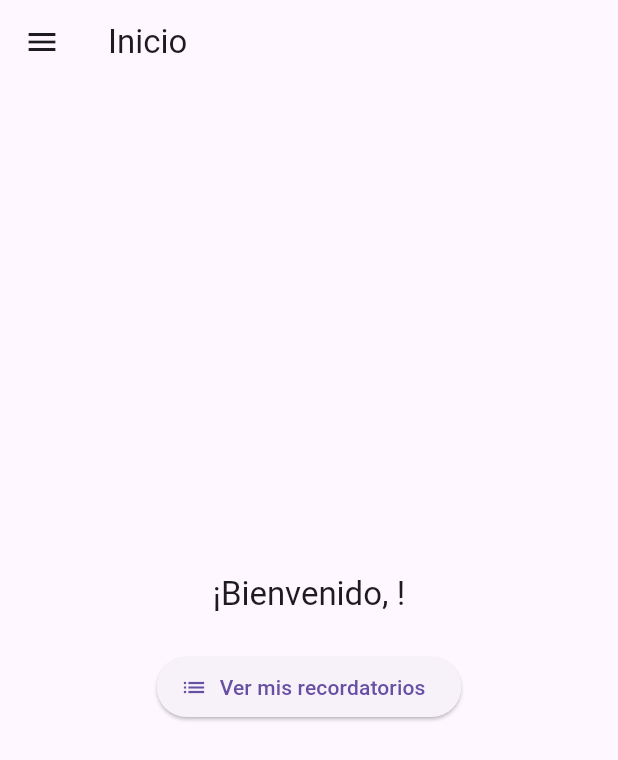
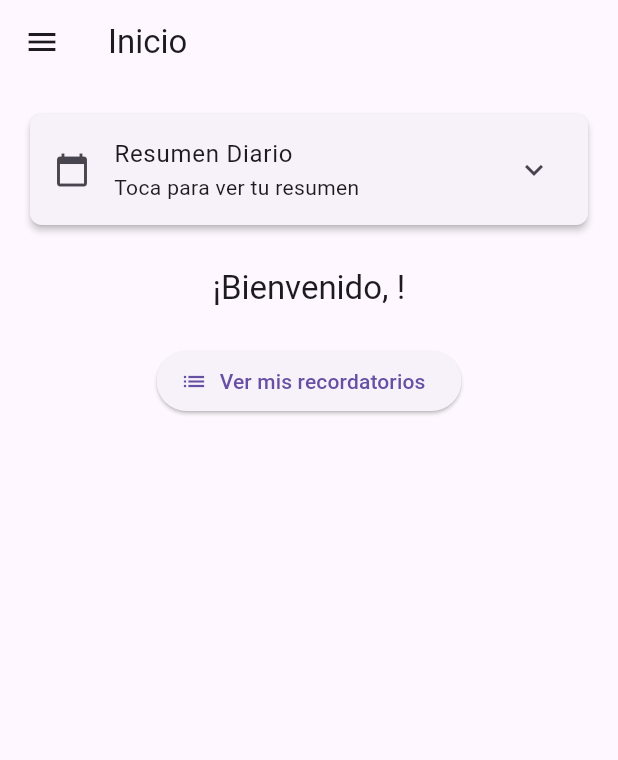
Before and after one commit to Dp170209/progra-movil, a Flutter app: the screen it shows once a user with an empty profile is signed in, on a phone screen of 412 x 824 dp. Shown: the top 760 px of the screen. Run offline on Flutter 3.47's test engine with Material 3 defaults, Android fonts, the phone set to English and light mode, and no system bars; our stand-ins replace cloud_firestore, firebase_auth, firebase_core, firebase_storage, fl_chart, flutter_tts and 2 more; missing offline and left inert: google_mlkit_face_detection; accounts and stored records are empty; project files that could hold a hidden picture were left out.

Commit message:
Resumen de recordatorios

```diff
--- a/proyecto_programacion_movil/lib/app.dart
+++ b/proyecto_programacion_movil/lib/app.dart
@@ -9,6 +9,7 @@ import 'pantallas/pantalla_registro.dart';
 import 'pantallas/pantalla_registro_facial.dart';
 import 'pantallas/pantalla_inicio.dart';
 import 'pantallas/pantalla_sugerencias.dart';
+import 'pantallas/pantalla_resumen.dart';
 
 class MainApp extends StatelessWidget {
   const MainApp({super.key});
@@ -40,6 +41,7 @@ class MainApp extends StatelessWidget {
         '/home': (_) => const PantallaInicio(),
         '/recordatorios': (_) => const PantallaRecordatorios(),
         '/sugerencias': (_) => const PantallaSugerencias(),
+        '/resumen': (_) => const PantallaResumen(),     // ← aquí
       },
     );
   }
--- a/proyecto_programacion_movil/lib/pantallas/pantalla_inicio.dart
+++ b/proyecto_programacion_movil/lib/pantallas/pantalla_inicio.dart
@@ -1,6 +1,8 @@
 import 'package:flutter/material.dart';
 import 'package:firebase_auth/firebase_auth.dart';
-
+import 'package:provider/provider.dart';
+import '../gestores/gestor_recordatorios.dart';
+import '../modelos/recordatorio.dart';
 
 class PantallaInicio extends StatelessWidget {
   const PantallaInicio({super.key});
@@ -9,9 +11,100 @@ class PantallaInicio extends StatelessWidget {
   Widget build(BuildContext context) {
     final user = FirebaseAuth.instance.currentUser;
 
-    return Scaffold(
+    return ChangeNotifierProvider(
+      create: (_) => GestorRecordatorios(),
+      child: Scaffold(
         appBar: AppBar(title: const Text('Inicio')),
-      drawer: Drawer(
+        drawer: _buildDrawer(context, user),
+        body: Consumer<GestorRecordatorios>(
+          builder: (context, gestor, _) {
+            return ListView(
+              padding: const EdgeInsets.all(16),
+              children: [
+                // === RESUMEN DIARIO EXPANDIBLE ===
+                Card(
+                  elevation: 2,
+                  shape: RoundedRectangleBorder(borderRadius: BorderRadius.circular(8)),
+                  child: ExpansionTile(
+                    leading: const Icon(Icons.calendar_today),
+                    title: const Text('Resumen Diario'),
+                    subtitle: const Text('Toca para ver tu resumen'),
+                    childrenPadding: const EdgeInsets.symmetric(horizontal: 16, vertical: 8),
+                    children: [
+                      StreamBuilder<List<Recordatorio>>(
+                        stream: gestor.recordatorios,
+                        builder: (context, snapshot) {
+                          if (snapshot.connectionState == ConnectionState.waiting) {
+                            return const Padding(
+                              padding: EdgeInsets.symmetric(vertical: 16),
+                              child: Center(child: CircularProgressIndicator()),
+                            );
+                          }
+                          final lista = snapshot.data ?? [];
+                          final total = lista.length;
+                          final completados = lista.where((r) => r.estado == 'completado').length;
+                          final pendientes = lista.where((r) => r.estado != 'completado').toList();
+                          pendientes.sort((a, b) => a.fechaHora.compareTo(b.fechaHora));
+                          final urgentes = pendientes.take(3).toList();
+
+                          return Column(
+                            crossAxisAlignment: CrossAxisAlignment.start,
+                            children: [
+                              Text('• Tareas hechas: $completados/$total'),
+                              const SizedBox(height: 4),
+                              if (urgentes.isNotEmpty) ...[
+                                Text(
+                                  '• Tareas urgentes:',
+                                  style: Theme.of(context).textTheme.titleMedium,
+                                ),
+                                ...urgentes.map((r) => Text('  - ${r.titulo}')),
+                                const SizedBox(height: 4),
+                              ],
+                              Align(
+                                alignment: Alignment.centerRight,
+                                child: ElevatedButton(
+                                  onPressed: () => Navigator.pushNamed(context, '/resumen'),
+                                  child: const Text('Ver resumen completo'),
+                                ),
+                              ),
+                            ],
+                          );
+                        },
+                      ),
+                    ],
+                  ),
+                ),
+
+                const SizedBox(height: 24),
+
+                // === BIENVENIDA Y ACCIONES RÁPIDAS ===
+                Center(
+                  child: Column(
+                    mainAxisSize: MainAxisSize.min,
+                    children: [
+                      Text(
+                        '¡Bienvenido, ${user?.email ?? 'usuario'}!',
+                        style: Theme.of(context).textTheme.titleLarge,
+                      ),
+                      const SizedBox(height: 24),
+                      ElevatedButton.icon(
+                        icon: const Icon(Icons.list),
+                        label: const Text('Ver mis recordatorios'),
+                        onPressed: () => Navigator.pushNamed(context, '/recordatorios'),
+                      ),
+                    ],
+                  ),
+                ),
+              ],
+            );
+          },
+        ),
+      ),
+    );
+  }
+
+  Drawer _buildDrawer(BuildContext context, User? user) {
+    return Drawer(
       child: ListView(
         padding: EdgeInsets.zero,
         children: [
@@ -30,9 +123,7 @@ class PantallaInicio extends StatelessWidget {
           ListTile(
             leading: const Icon(Icons.notifications),
             title: const Text('Recordatorios'),
-              onTap: () {
-                Navigator.pushNamed(context, '/recordatorios');
-              },
+            onTap: () => Navigator.pushNamed(context, '/recordatorios'),
           ),
           ListTile(
             leading: const Icon(Icons.mood),
@@ -60,25 +151,6 @@ class PantallaInicio extends StatelessWidget {
           ),
         ],
       ),
-      ),
-      body: Center(
-        child: Column(
-          mainAxisAlignment: MainAxisAlignment.center,
-          children: [
-            Text(
-              '¡Bienvenido, ${user?.email ?? 'usuario'}!',
-              style: Theme.of(context).textTheme.titleLarge,
-            ),
-            const SizedBox(height: 24),
-            ElevatedButton.icon(
-              icon: const Icon(Icons.list),
-              label: const Text('Ver mis recordatorios'),
-              onPressed: () => Navigator.pushNamed(context, '/recordatorios'),
-            ),
-            const SizedBox(height: 16),
-          ],
-        ),
-      ),
     );
   }
 }
--- a/proyecto_programacion_movil/pubspec.yaml
+++ b/proyecto_programacion_movil/pubspec.yaml
@@ -22,6 +22,7 @@ dependencies:
   http: ^0.13.6
   googleapis_auth: ^1.4.1
   fl_chart: ^1.0.0
+  flutter_tts: ^3.5.2
 
 dev_dependencies:
   flutter_test:
```
Also changed, not shown: proyecto_programacion_movil/lib/pantallas/pantalla_resumen.dart (+116 -0 lines), proyecto_programacion_movil/pubspec.lock. Lines whose indentation alone changed are shown as unchanged.
